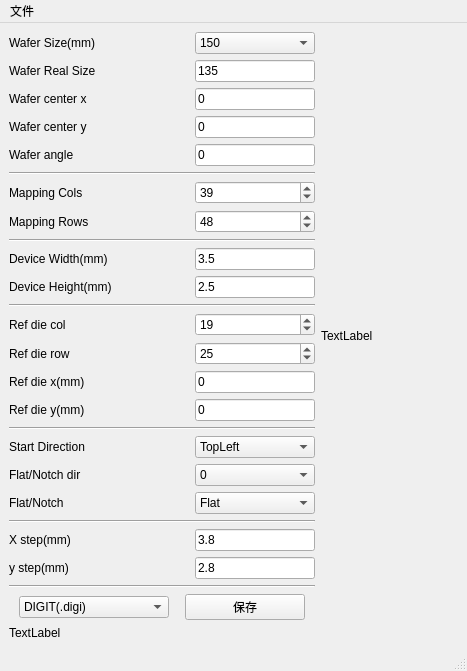
First picture: the form in mainwindow.ui, repository susigo/MappingEditor, before the edit.
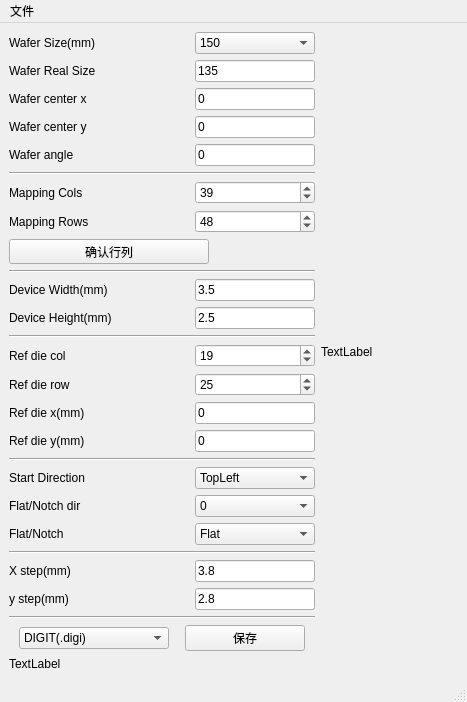
Second picture: the form after the edit.

Diff of the .ui file:
```diff
--- a/mainwindow.ui
+++ b/mainwindow.ui
@@ -7,7 +7,7 @@
     <x>0</x>
     <y>0</y>
     <width>467</width>
-    <height>635</height>
+    <height>670</height>
    </rect>
   </property>
   <property name="windowTitle">
@@ -342,6 +342,25 @@
           </item>
          </layout>
         </item>
+        <item>
+         <widget class="QPushButton" name="btn_sizeComform">
+          <property name="minimumSize">
+           <size>
+            <width>0</width>
+            <height>25</height>
+           </size>
+          </property>
+          <property name="maximumSize">
+           <size>
+            <width>200</width>
+            <height>16777215</height>
+           </size>
+          </property>
+          <property name="text">
+           <string>确认行列</string>
+          </property>
+         </widget>
+        </item>
         <item>
          <widget class="Line" name="line_7">
           <property name="orientation">
```
Left out of the diff: 2 changed lines with no effect on the pictures.
